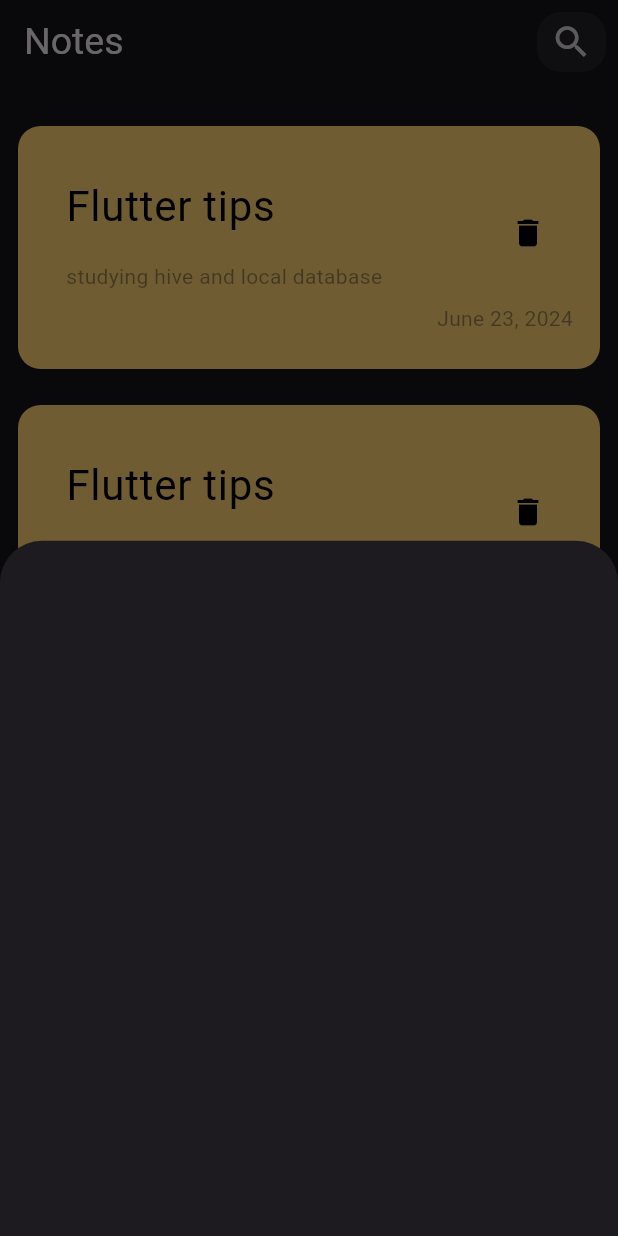
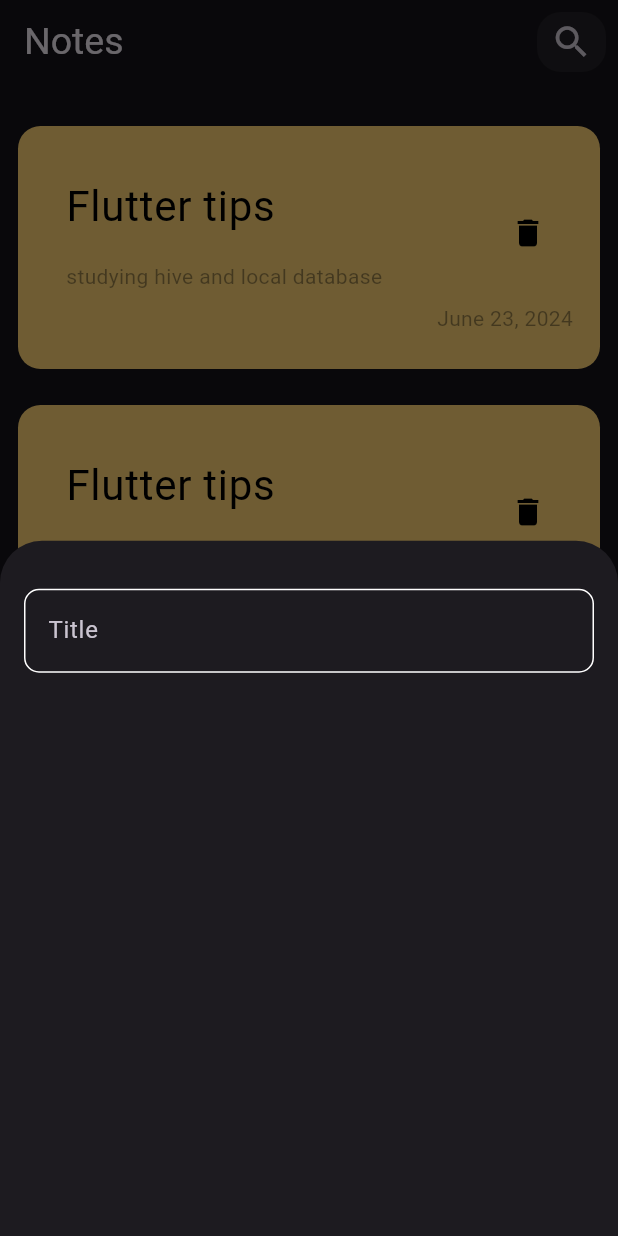
Before and after one commit to AyaHassan55/notes-app, a Flutter app: the screen it shows after launch, after a tap on the "add" icon, on a phone screen of 412 x 824 dp. Run offline on Flutter 3.47's test engine with Material 3 defaults, Android fonts, the phone set to English and light mode, and no system bars.

Commit message:
create custom text field

```diff
--- /dev/null
+++ b/lib/constants.dart
@@ -0,0 +1,3 @@
+import 'package:flutter/material.dart';
+
+const primaryColor= Color(0xff62FCD7);
--- a/lib/widgets/add_note_show_bottom_sheet.dart
+++ b/lib/widgets/add_note_show_bottom_sheet.dart
@@ -1,10 +1,20 @@
 import 'package:flutter/material.dart';
+import 'package:notes_app/widgets/custom_text_field.dart';
 
 class AddNoteBottomSheet extends StatelessWidget {
   const AddNoteBottomSheet({super.key});
 
   @override
   Widget build(BuildContext context) {
-    return Container();
+    return const Padding(
+      padding:  EdgeInsets.symmetric(horizontal: 16),
+      child: Column(
+        children: [
+          SizedBox(height: 32,),
+          CustomTextField(),
+
+        ],
+      ),
+    );
   }
 }
--- /dev/null
+++ b/lib/widgets/custom_text_field.dart
@@ -0,0 +1,26 @@
+import 'package:flutter/material.dart';
+import 'package:notes_app/constants.dart';
+
+class CustomTextField extends StatelessWidget {
+  const CustomTextField({super.key});
+
+  @override
+  Widget build(BuildContext context) {
+    return TextField(
+      cursorColor: primaryColor,
+      decoration: InputDecoration(
+        hintText: 'Title',
+        border: buildOutlineInputBorder(),
+        enabledBorder: buildOutlineInputBorder(),
+        focusedBorder: buildOutlineInputBorder(primaryColor),
+      ),
+    );
+  }
+
+  OutlineInputBorder buildOutlineInputBorder([color]) {
+    return OutlineInputBorder(
+       borderRadius: BorderRadius.circular(10),
+      borderSide:  BorderSide(color: color??Colors.white),
+      );
+  }
+}
```
